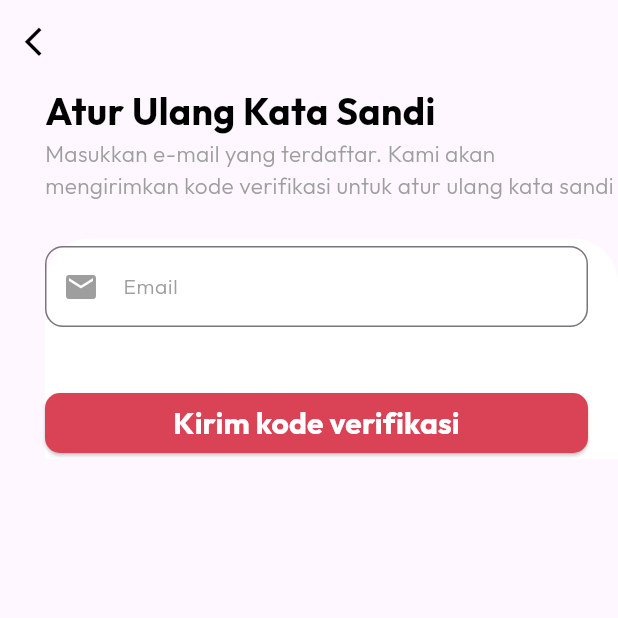
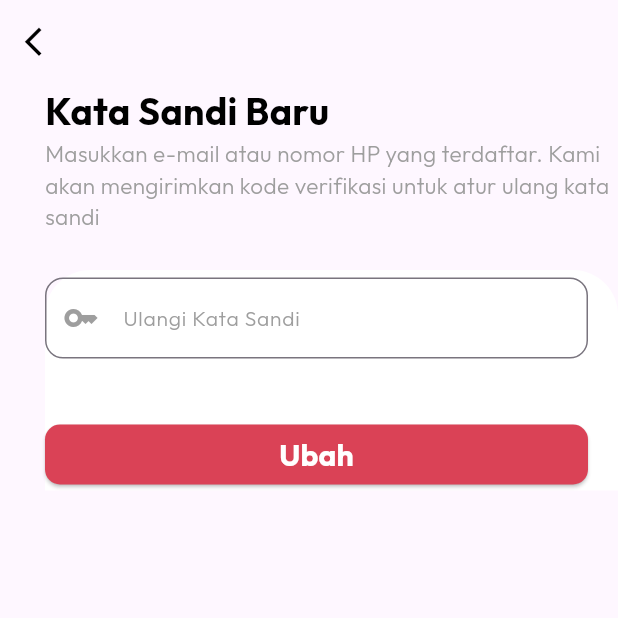
Before and after one commit to khairunnisaalallah/v2_zenfemina_mobile, a Flutter app: the screen it shows after launch, on a phone screen of 412 x 824 dp, the top half of it. Run offline on Flutter 3.47's test engine with Material 3 defaults, Android fonts, the light colour scheme and no system bars; our stand-ins replace flutter_svg, get, google_fonts, image_picker, table_calendar.

Commit message:
add:Change passwordPage design

```diff
--- a/lib/main.dart
+++ b/lib/main.dart
@@ -5,6 +5,7 @@ import 'package:zenfemina_v2/navigation/dashboard.dart';
 import 'package:zenfemina_v2/navigation/profile.dart';
 import 'package:zenfemina_v2/menu/calender.dart';
 import 'package:zenfemina_v2/pages/OTP_page.dart';
+import 'package:zenfemina_v2/pages/Ubah_kataSandi.dart';
 import 'package:zenfemina_v2/pages/cobadisini.dart';
 import 'package:zenfemina_v2/pages/login.dart';
 import 'package:zenfemina_v2/pages/home.dart';
@@ -32,7 +33,7 @@ class MyApp extends StatelessWidget {
     return GetMaterialApp(
       debugShowCheckedModeBanner: false,
       // debugShowMaterialGrid: true, // Tambahkan ini
-      home: verifikasiEmail(),
+      home: UbahKataSandi(),
     );
   }
 }
--- /dev/null
+++ b/lib/pages/Ubah_kataSandi.dart
@@ -0,0 +1,135 @@
+import 'package:flutter/material.dart';
+import 'package:google_fonts/google_fonts.dart';
+
+class UbahKataSandi extends StatefulWidget {
+  const UbahKataSandi({Key? key}) : super(key: key);
+
+  @override
+  State<UbahKataSandi> createState() => _UbahKataSandiState();
+}
+
+class _UbahKataSandiState extends State<UbahKataSandi> {
+
+  @override
+  Widget build(BuildContext context) {
+    return Scaffold(
+      appBar: AppBar(
+        elevation: 0,
+        backgroundColor: Colors.transparent,
+        leading: IconButton(
+          onPressed: () {
+            Navigator.pop(context);
+          },
+          icon: Icon(
+            Icons.arrow_back_ios,
+            size: 23,
+            color: Colors.black,
+          ),
+        ),
+      ),
+      body: SingleChildScrollView(
+        child: Padding(
+          padding: const EdgeInsets.only(top: 0, left: 30),
+          child: Column(
+            crossAxisAlignment: CrossAxisAlignment.start,
+            children: [
+              Text(
+                'Kata Sandi Baru',
+                style: GoogleFonts.outfit(
+                  fontSize: 25,
+                  color: Colors.black,
+                  fontWeight: FontWeight.w700,
+                ),
+              ),
+               Padding(
+                padding: const EdgeInsets.only(top: 0, left: 0),
+                child: Text(
+                  'Masukkan e-mail atau nomor HP yang terdaftar. Kami akan mengirimkan kode verifikasi untuk atur ulang kata sandi',
+                  style: GoogleFonts.outfit(
+                    fontSize: 15,
+                    color: Colors.grey,
+                    fontWeight: FontWeight.w300,
+                  ),
+                ),
+               ),
+               SizedBox(height: 25),
+              //Expanded(
+                Container(
+                  decoration: BoxDecoration(
+                    color: Colors.white,
+                    borderRadius: BorderRadius.only(
+                      topLeft: Radius.circular(30),
+                      topRight: Radius.circular(30),
+                    ),
+                  ),
+                  padding:
+                      //const EdgeInsets.symmetric(vertical: 0, horizontal: 5, ),
+                        const EdgeInsets.only(top: 5, left: 0, right:20),
+                  child: Form(
+                    child: Column(
+                      crossAxisAlignment: CrossAxisAlignment.start,
+                      children: [
+                        TextFormField(
+                          decoration: InputDecoration(
+                            labelText: "Ulangi Kata Sandi",
+                            border: OutlineInputBorder(
+                                borderRadius: BorderRadius.circular(12)
+                                ),
+                                   prefixIcon: Icon(
+                                   Icons.key_outlined, // Mengubah ikon email menjadi ikon kunci
+                                   color: Colors.grey,
+                            ),
+                              labelStyle: GoogleFonts.outfit(
+                              fontSize: 14,
+                              fontWeight: FontWeight.w300,
+                              color: Colors.grey,
+                               ),
+                            focusedBorder: OutlineInputBorder(
+                              borderRadius: BorderRadius.circular(12),
+                              borderSide:
+                                  BorderSide(width: 2.0, color: Colors.grey),
+                            ),
+                            contentPadding: EdgeInsets.symmetric(
+                              vertical: 15,
+                              horizontal: 20,
+                            ),
+                          ),
+                        ),
+                        SizedBox(height: 40),
+              SizedBox(
+                width: double.infinity,
+                child: Padding(
+                  padding: const EdgeInsets.only(top: 0, left: 0, right:0),
+                child: ElevatedButton(
+                  onPressed: () {},
+                  child: Text(
+                    'Ubah',
+                    style: GoogleFonts.outfit(
+                      fontSize: 20,
+                      color: Colors.white,
+                      fontWeight: FontWeight.w700,
+                    ),
+                  ),
+                  style: ElevatedButton.styleFrom(
+                    backgroundColor: Color(0xFFDA4256),
+                    shape: RoundedRectangleBorder(
+                      borderRadius: BorderRadius.circular(10),
+                    ),
+                  ),
+                ),
+              ),
+              ),
+                      ],
+
+          ),
+        ),
+      ),
+            ],
+              ),
+                          ),
+                        ),
+
+    );
+
+}
+}
```
